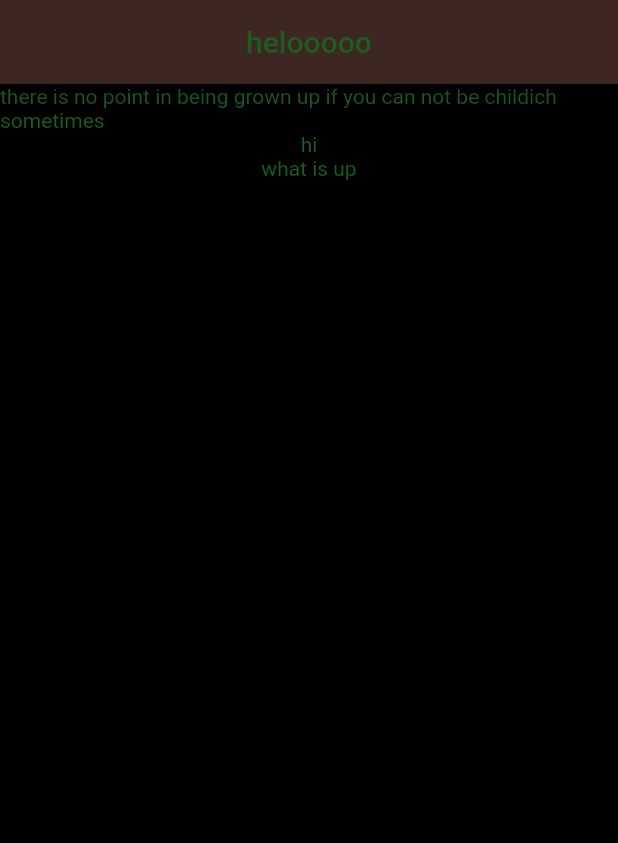
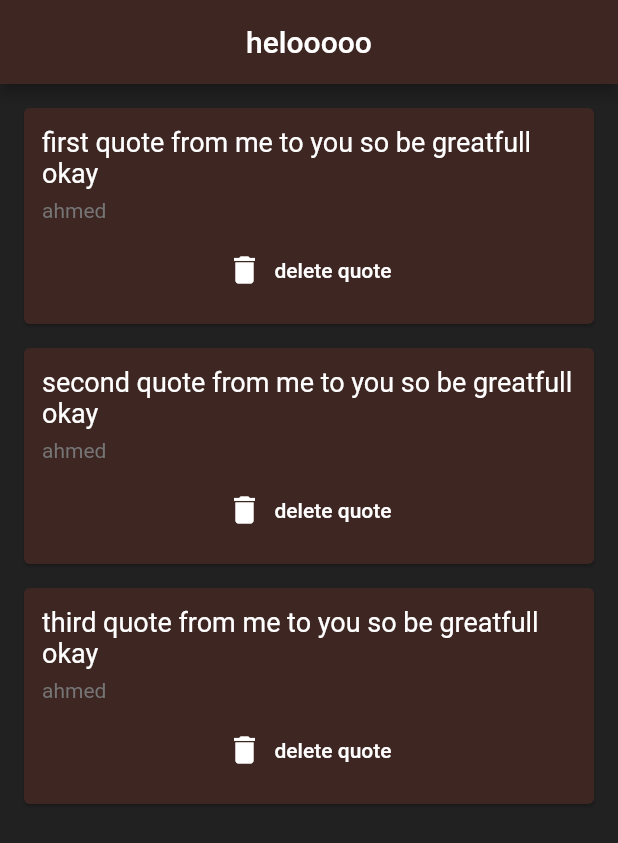
Before and after one commit to hunter17960/stutent-app, a Flutter app: the screen it shows after launch, on a phone screen of 412 x 824 dp. Shown: the top 843 px of the screen. Run offline on Flutter 3.47's test engine with Material 2 defaults, Android fonts, the phone set to English and light mode, and no system bars.

Commit message:
first app

```diff
--- a/lib/main.dart
+++ b/lib/main.dart
@@ -1,6 +1,6 @@
-import 'package:flutter/foundation.dart';
 import 'package:flutter/material.dart';
-
+import 'quote.dart';
+import 'quote_card.dart';
 void main() => runApp(const MaterialApp(
       home: MainApp(),
     ));
@@ -13,30 +13,34 @@ class MainApp extends StatefulWidget {
 }
 
 class _MainAppState extends State<MainApp> {
-  List<String> say = [
-    'there is no point in being grown up if you can not be childich sometimes',
-    'hi',
-    'what is up'
-  ];
+  List<Quote> quotes = [
+    Quote(text: 'first quote from me to you so be greatfull okay',author: 'ahmed'),
+    Quote(text: 'second quote from me to you so be greatfull okay',author: 'ahmed'),
+    Quote(text: 'third quote from me to you so be greatfull okay',author: 'ahmed'),
+    ];
   @override
   Widget build(BuildContext context) {
     return Scaffold(
-      backgroundColor: Colors.black,
+      backgroundColor: Colors.grey[900],
       appBar: AppBar(
         backgroundColor: Colors.brown[900],
-        title: Text(
+        title: const Text(
           'helooooo',
-          style: TextStyle(color: Colors.green[900]),
+          style: TextStyle(color: Colors.white),
         ),
         centerTitle: true,
       ),
       body: Column(
-          children: say
-              .map((e) => Text(
-                    e,
-                    style: TextStyle(color: Colors.green[900]),
-                  ))
-              .toList()),
+          children: quotes.map((quote) => QuoteCard(
+            quote:quote,
+            delete:(){
+              setState(() {
+                quotes.remove(quote);
+              });
+            }
+            )).toList(),
+
+                  ),
     );
   }
 }
--- /dev/null
+++ b/lib/quote.dart
@@ -0,0 +1,6 @@
+class Quote{
+  String text;
+  String author;
+
+  Quote({required this.text,required this.author});
+}
--- /dev/null
+++ b/lib/quote_card.dart
@@ -0,0 +1,49 @@
+
+import 'package:flutter/material.dart';
+import 'quote.dart';
+class QuoteCard extends StatelessWidget {
+   final Quote quote;
+   final Function delete;
+    const QuoteCard({super.key, required this.quote,required this.delete});
+
+
+  @override
+  Widget build(BuildContext context) {
+
+    return Card(
+      color: Colors.brown[900],
+      margin: const EdgeInsets.fromLTRB(16.0, 16.0, 16.0, 0),
+      child: Padding(
+        padding: const EdgeInsets.all(12.0),
+        child: Column(
+          crossAxisAlignment: CrossAxisAlignment.stretch,
+          children: [
+            Text(
+              quote.text,
+              style: const TextStyle(
+                fontSize: 18.0,
+                color: Colors.white,
+              ),
+            ),
+            const SizedBox(height: 6.0,),
+            Text(
+              quote.author,
+              style: TextStyle(
+                fontSize: 14.0,
+                color: Colors.grey[600],
+              ),
+            ),
+            const SizedBox(height: 8.0,),
+            TextButton.icon(
+              onPressed:() {
+                delete();
+              },
+               icon: const Icon(Icons.delete,color: Colors.white,),
+               label:const Text('delete quote',style: TextStyle(color: Colors.white),),
+               )
+          ],
+        ),
+      ),
+    );
+  }
+}
```
